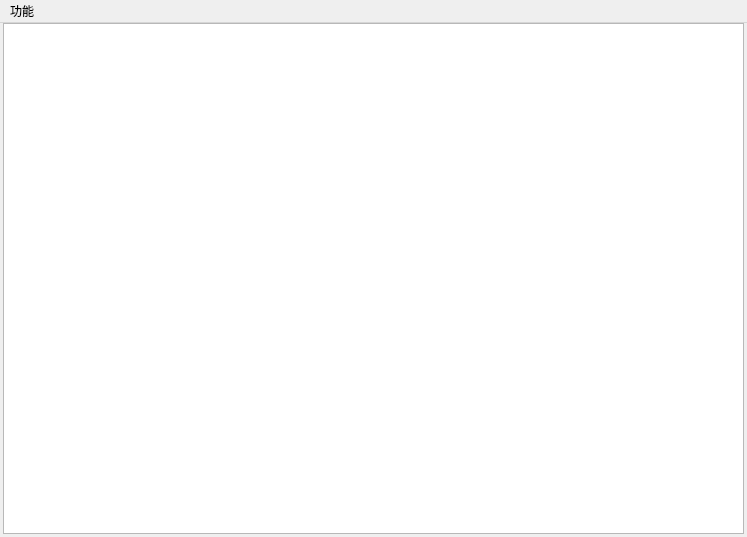
This is txtwindow.ui in N3wbieH/file_system as Qt 5 draws it before an edit. The edited form follows.
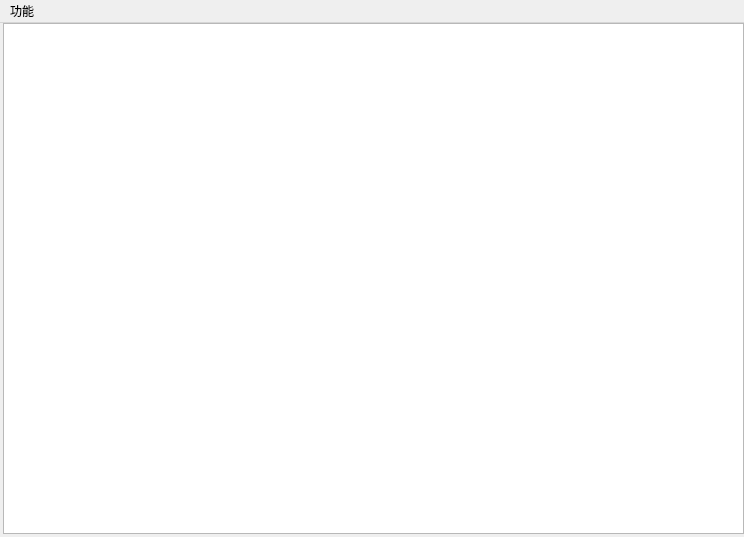
This is the edited form. Icons and pictures are not drawn.

What changed in the file:
```diff
--- a/txtwindow.ui
+++ b/txtwindow.ui
@@ -6,16 +6,22 @@
    <rect>
     <x>0</x>
     <y>0</y>
-    <width>747</width>
+    <width>744</width>
     <height>537</height>
    </rect>
   </property>
   <property name="sizePolicy">
-   <sizepolicy hsizetype="Fixed" vsizetype="Fixed">
+   <sizepolicy hsizetype="Maximum" vsizetype="Maximum">
     <horstretch>0</horstretch>
     <verstretch>0</verstretch>
    </sizepolicy>
   </property>
+  <property name="maximumSize">
+   <size>
+    <width>744</width>
+    <height>537</height>
+   </size>
+  </property>
   <property name="windowTitle">
    <string>MainWindow</string>
   </property>
@@ -44,7 +50,7 @@
     <rect>
      <x>0</x>
      <y>0</y>
-     <width>747</width>
+     <width>744</width>
      <height>23</height>
     </rect>
    </property>
```
